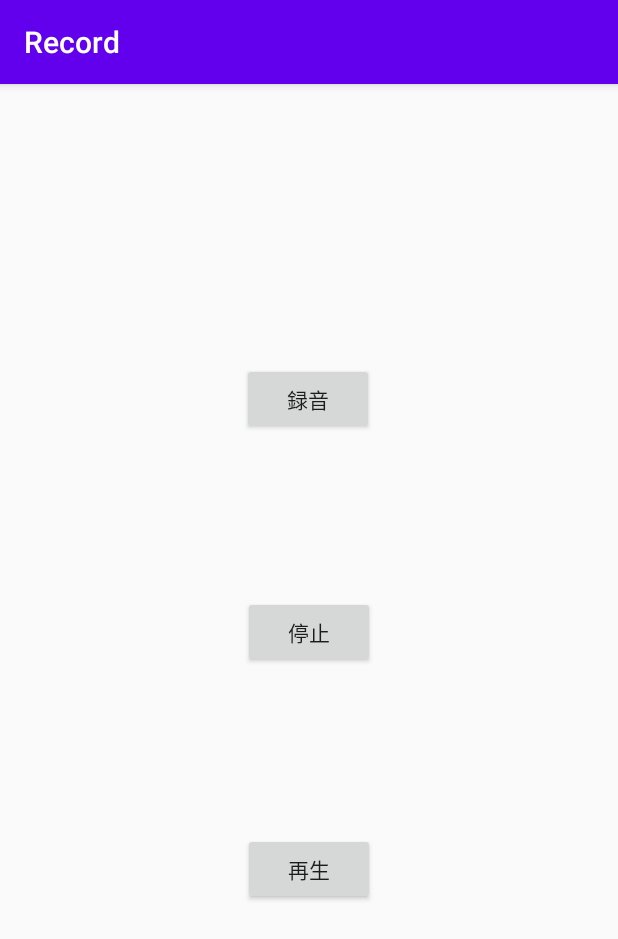
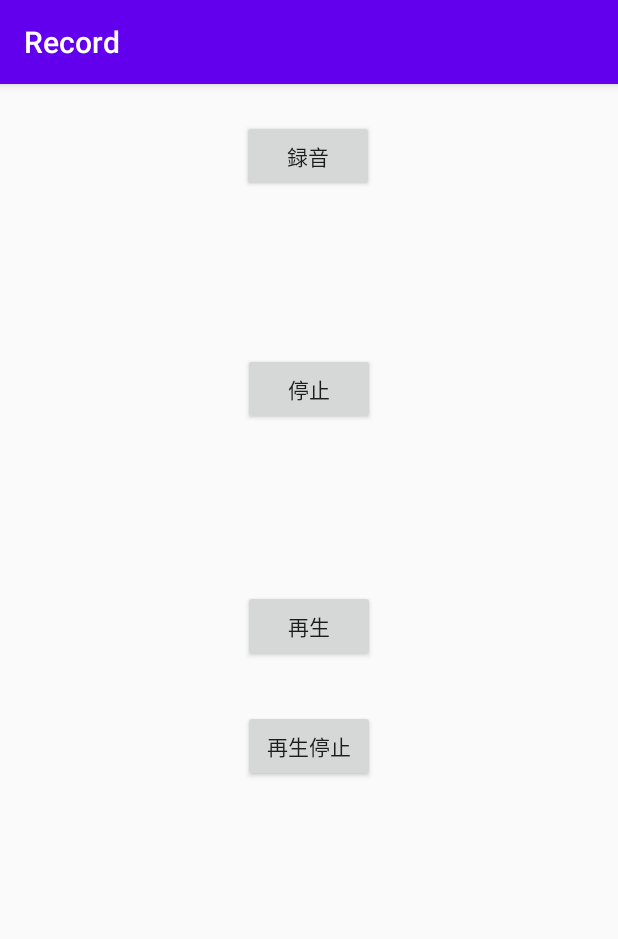
Before and after one commit to Aogon/Record, an Android app: the screen it shows after launch (MainActivity), on a phone screen of 412 x 824 dp. Shown: the top 939 px of the screen. Run offline under Robolectric (Android 15) with nearby library versions, the phone set to English and light mode, and no system bars.

Commit message:
[add] 録音・再生コードの追加

```diff
--- a/app/src/main/AndroidManifest.xml
+++ b/app/src/main/AndroidManifest.xml
@@ -1,6 +1,11 @@
 <?xml version="1.0" encoding="utf-8"?>
 <manifest xmlns:android="http://schemas.android.com/apk/res/android"
     package="app.sakai.tororoimo.record">
+
+    <uses-permission android:name="android.permission.WRITE_EXTERNAL_STORAGE" />
+    <uses-permission android:name="android.permission.RECORD_AUDIO" />
+
+
 
     <application
         android:allowBackup="true"
--- a/app/src/main/res/layout/activity_main.xml
+++ b/app/src/main/res/layout/activity_main.xml
@@ -7,10 +7,10 @@
     tools:context=".MainActivity">
 
     <Button
-        android:id="@+id/button"
+        android:id="@+id/recordButton"
         android:layout_width="wrap_content"
         android:layout_height="wrap_content"
-        android:layout_marginTop="186dp"
+        android:layout_marginTop="24dp"
         android:text="録音"
         app:layout_constraintEnd_toEndOf="parent"
         app:layout_constraintHorizontal_bias="0.498"
@@ -18,22 +18,32 @@
         app:layout_constraintTop_toTopOf="parent" />
 
     <Button
-        android:id="@+id/button2"
+        android:id="@+id/stopButton"
         android:layout_width="wrap_content"
         android:layout_height="wrap_content"
         android:layout_marginTop="107dp"
         android:text="停止"
         app:layout_constraintEnd_toEndOf="parent"
         app:layout_constraintStart_toStartOf="parent"
-        app:layout_constraintTop_toBottomOf="@+id/button" />
+        app:layout_constraintTop_toBottomOf="@+id/recordButton" />
 
     <Button
-        android:id="@+id/button3"
+        android:id="@+id/playButton"
         android:layout_width="wrap_content"
         android:layout_height="wrap_content"
         android:layout_marginTop="110dp"
         android:text="再生"
         app:layout_constraintEnd_toEndOf="parent"
         app:layout_constraintStart_toStartOf="parent"
-        app:layout_constraintTop_toBottomOf="@+id/button2" />
+        app:layout_constraintTop_toBottomOf="@+id/stopButton" />
+
+    <Button
+        android:id="@+id/playStopButton"
+        android:layout_width="wrap_content"
+        android:layout_height="wrap_content"
+        android:layout_marginTop="32dp"
+        android:text="再生停止"
+        app:layout_constraintEnd_toEndOf="parent"
+        app:layout_constraintStart_toStartOf="parent"
+        app:layout_constraintTop_toBottomOf="@+id/playButton" />
 </androidx.constraintlayout.widget.ConstraintLayout>
```
Also changed, not shown: app/src/main/java/app/sakai/tororoimo/record/MainActivity.kt (+93 -1 lines), 1 other file.
